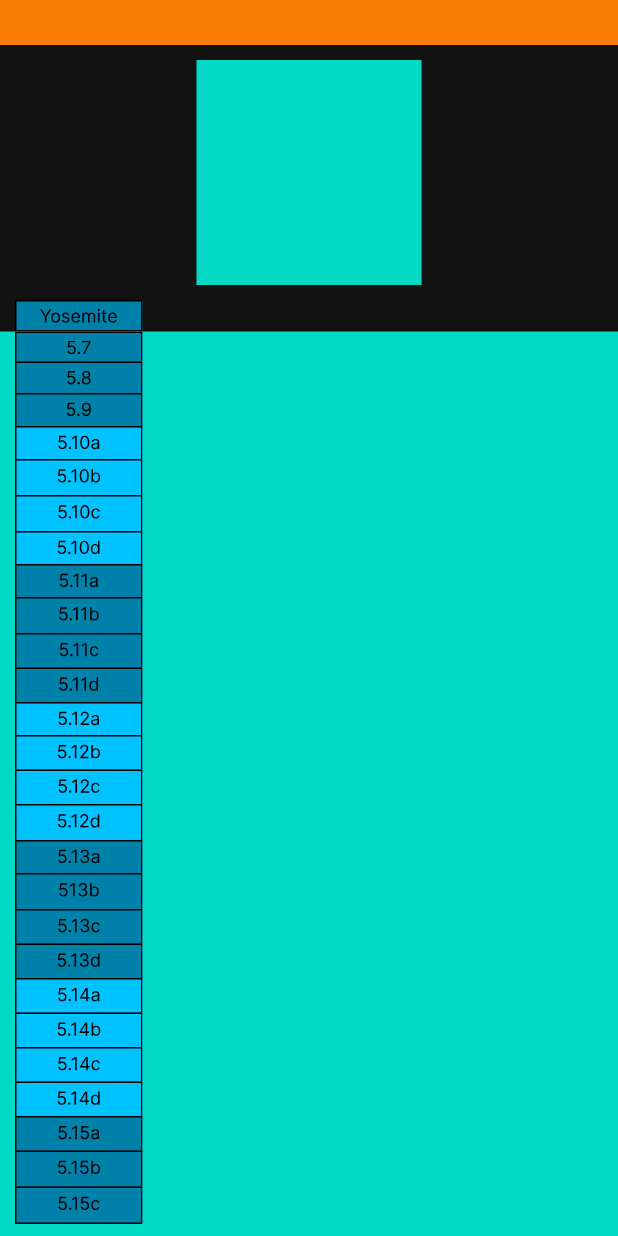
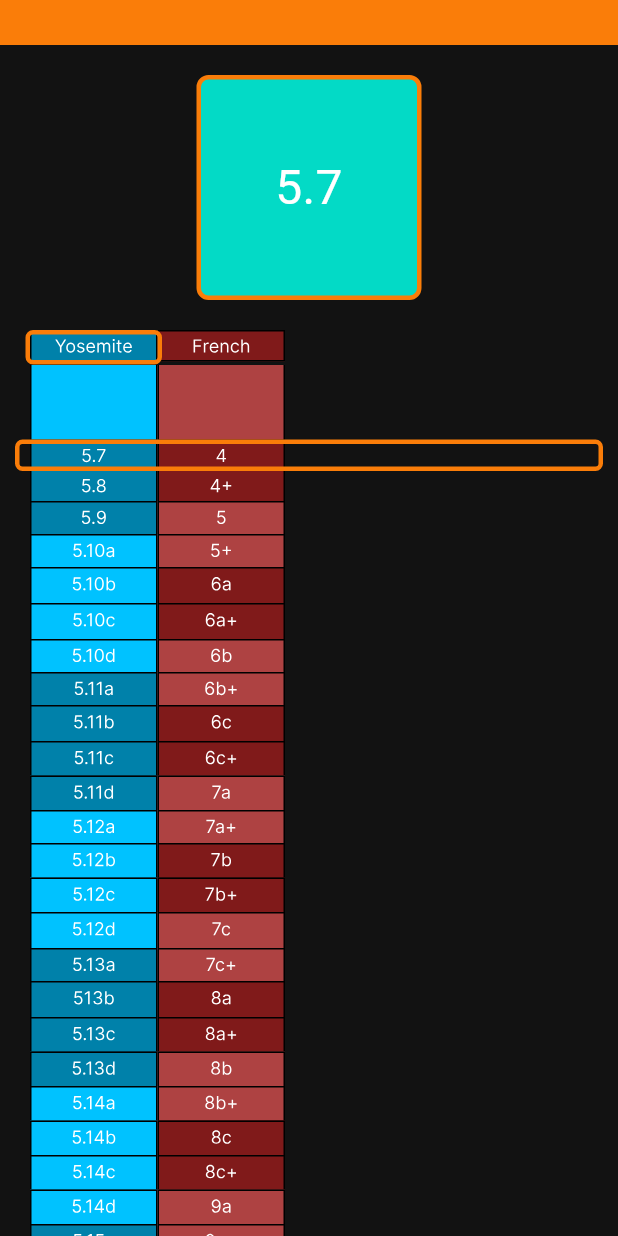
Before and after one commit to ivesklein/deGrades, a Flutter app: the screen it shows after launch, on a phone screen of 412 x 824 dp. Run offline on Flutter 3.47's test engine with Material 3 defaults, Android fonts, the phone set to English and light mode, and no system bars; our stand-ins replace flutter_svg.

```diff
--- /dev/null
+++ b/lib/grades/french.dart
@@ -0,0 +1,67 @@
+
+import 'package:degrades/grades/grade.dart';
+import 'package:flutter/material.dart';
+import 'package:flutter_svg/svg.dart';
+
+class FreGrade extends Grade{
+
+  @override
+  Widget get head => SvgPicture.asset(
+    "assets/freH.svg", semanticsLabel: 'french head'
+  );
+
+  @override
+  Widget get body => SvgPicture.asset(
+    "assets/freB.svg", semanticsLabel: 'french body'
+  );
+
+  final List<Map> _scalons = [
+    //{"h": 251, "y": 0, "label": "-"},
+      {"h": 21, "y": 250, "label": "4"},
+      {"h": 22, "y": 270, "label": "4+"},
+      {"h": 23, "y": 291, "label": "5"},
+      {"h": 23, "y": 313, "label": "5+"},
+      {"h": 25, "y": 335, "label": "6a"},
+      {"h": 25, "y": 359, "label": "6a+"},
+      {"h": 23, "y": 383, "label": "6b"},
+      {"h": 23, "y": 405, "label": "6b+"},
+      {"h": 25, "y": 427, "label": "6c"},
+      {"h": 24, "y": 451, "label": "6c+"},
+      {"h": 24, "y": 474, "label": "7a"},
+      {"h": 23, "y": 497, "label": "7a+"},
+      {"h": 24, "y": 519, "label": "7b"},
+      {"h": 24, "y": 542, "label": "7b+"},
+      {"h": 25, "y": 565, "label": "7c"},
+      {"h": 23, "y": 589, "label": "7c+"},
+      {"h": 25, "y": 611, "label": "8a"},
+      {"h": 24, "y": 635, "label": "8a+"},
+      {"h": 24, "y": 658, "label": "8b"},
+      {"h": 24, "y": 681, "label": "8b+"},
+      {"h": 24, "y": 704, "label": "8c"},
+      {"h": 24, "y": 727, "label": "8c+"},
+      {"h": 24, "y": 750, "label": "9a"},
+      {"h": 24, "y": 773, "label": "9a+"},
+      {"h": 25, "y": 796, "label": "9b"},
+      {"h": 25, "y": 820, "label": "9b+"},
+    //{"h": 300, "y": 845, "label": "+"},
+  ];
+
+  @override
+  Map getScalonAtY(int y) {
+
+    Map _scalon = _scalons[0];
+    for (Map e in _scalons) {
+      if(e["y"]>=y){
+        _scalon = e;
+        break;
+      }
+    }
+    return _scalon;
+  }
+
+  @override
+  List<Map> get scalons => _scalons;
+
+
+
+}
--- /dev/null
+++ b/lib/grades/grade.dart
@@ -0,0 +1,13 @@
+import 'package:flutter/material.dart';
+
+abstract class Grade{
+
+  Widget get head;
+  Widget get body;
+
+  List<Map> get scalons;
+
+  Map getScalonAtY(int y);
+
+
+}
--- /dev/null
+++ b/lib/grades/yosemite.dart
@@ -0,0 +1,72 @@
+
+import 'package:degrades/grades/grade.dart';
+import 'package:flutter/material.dart';
+import 'package:flutter_svg/svg.dart';
+
+class YosGrade extends Grade{
+
+  @override
+  Widget get head => SvgPicture.asset(
+    "assets/yosH.svg", semanticsLabel: 'yosemite head'
+  );
+
+  @override
+  Widget get body => SvgPicture.asset(
+    "assets/yosB.svg", semanticsLabel: 'yosemite body'
+  );
+
+  final List<Map> _scalons = [
+    //{"h": 251, "y": 0, "label": "-"},
+    {"h": 21, "y": 250, "label": "5.7"},
+    {"h": 22, "y": 270, "label": "5.8"},
+    {"h": 23, "y": 291, "label": "5.9"},
+    {"h": 23, "y": 313, "label": "5.10a"},
+    {"h": 25, "y": 335, "label": "5.10b"},
+    {"h": 25, "y": 359, "label": "5.10c"},
+    {"h": 23, "y": 383, "label": "5.10d"},
+    {"h": 23, "y": 405, "label": "5.11a"},
+    {"h": 25, "y": 427, "label": "5.11b"},
+    {"h": 24, "y": 451, "label": "5.11c"},
+    {"h": 24, "y": 474, "label": "5.11d"},
+    {"h": 23, "y": 497, "label": "5.12a"},
+    {"h": 24, "y": 519, "label": "5.12b"},
+    {"h": 24, "y": 542, "label": "5.12c"},
+    {"h": 25, "y": 565, "label": "5.12d"},
+    {"h": 23, "y": 589, "label": "5.13a"},
+    {"h": 25, "y": 611, "label": "5.13b"},
+    {"h": 24, "y": 635, "label": "5.13c"},
+    {"h": 24, "y": 658, "label": "5.13d"},
+    {"h": 24, "y": 681, "label": "5.14a"},
+    {"h": 24, "y": 704, "label": "5.14b"},
+    {"h": 24, "y": 727, "label": "5.14c"},
+    {"h": 24, "y": 750, "label": "5.14d"},
+    {"h": 24, "y": 773, "label": "5.15a"},
+    {"h": 25, "y": 796, "label": "5.15b"},
+    {"h": 25, "y": 820, "label": "5.15c"},
+    //{"h": 300, "y": 845, "label": "+"},
+  ];
+
+  @override
+  Map getScalonAtY(int y) {
+    Map scalon = _scalons.first;
+
+    for (Map e in _scalons) {
+      if (e["y"] >= y) {
+        scalon = e;
+        break;
+      }
+    }
+
+    if (y >= _scalons.last["y"]) {
+      scalon = _scalons.last;
+    }
+
+    return scalon;
+  }
+
+  @override
+  List<Map> get scalons => _scalons;
+
+
+
+}
--- a/lib/home.dart
+++ b/lib/home.dart
@@ -1,18 +1,12 @@
 
+import 'package:degrades/grades/french.dart';
+import 'package:degrades/grades/grade.dart';
+import 'package:degrades/grades/yosemite.dart';
 import 'package:flutter/material.dart';
 import 'package:flutter_svg/flutter_svg.dart';
 
 class Home extends StatefulWidget {
   const Home({super.key});
-
-  // This widget is the home page of your application. It is stateful, meaning
-  // that it has a State object (defined below) that contains fields that affect
-  // how it looks.
-
-  // This class is the configuration for the state. It holds the values (in this
-  // case the title) provided by the parent (in this case the App widget) and
-  // used by the build method of the State. Fields in a Widget subclass are
-  // always marked "final".
 
   @override
   State<Home> createState() => _HomeState();
@@ -22,16 +16,66 @@ class _HomeState extends State<Home> {
 
   ScrollController _controller = ScrollController();
 
+  final offsetFirst = 40;
+
+  List<Grade> grades = [
+    YosGrade(),
+    FreGrade(),
+  ];
+
+  Map scalon = {
+    "label": "--",
+    "h": 30
+  };
+
+  int selectedScale = 0;
+
   @override
   void initState() {
+
+    scalon = grades[selectedScale].scalons.first;
     super.initState();
 
+    Future.delayed(Durations.short1, () {
+      centerScroll();
+    },);
 
     _controller.addListener(() {
-      print(_controller.offset);
+
+      setState(() {
+        scalon = grades[selectedScale].getScalonAtY(_controller.offset.floor()+offsetFirst);
+      });
+
     });
 
   }
+
+  void centerScroll() async{
+    int pos = _controller.offset.floor();
+    int target = scalon["y"];
+
+    print("[scroll] pos:${pos} target:${target}");
+
+    if(pos!=target-50){
+      print("going");
+      //_controller.animateTo(_controller.offset-target.toDouble(), duration: Duration(milliseconds: 200), curve: Curves.linear);
+      Future.delayed(Durations.short1, () async {
+        await _controller.animateTo((target-50), duration: const Duration(milliseconds: 100), curve: Curves.ease);
+        print("done?");
+      },);
+
+
+    }
+  }
+
+  selectGrade(Grade e) {
+    int pos = grades.indexOf(e);
+    setState(() {
+      selectedScale = pos;
+      scalon = grades[selectedScale].getScalonAtY(_controller.offset.floor()+offsetFirst);
+    });
+  }
+
 
   @override
   Widget build(BuildContext context) {
@@ -46,46 +90,101 @@ class _HomeState extends State<Home> {
               height: 30,
             ),
             Padding(
-              padding: const EdgeInsets.all(10.0),
+              padding: const EdgeInsets.all(20.0),
               child: Container(
-                color: Theme.of(context).colorScheme.secondary,
                 width: 150,
                 height: 150,
                 padding: EdgeInsets.all(10),
+                alignment: Alignment.center,
+                child: Text(scalon["label"], style: TextStyle(fontSize: 32), textAlign: TextAlign.center,),
+
+                decoration: BoxDecoration(
+                  color: Theme.of(context).colorScheme.secondary,
+                  border: Border.all(
+                    color: Theme.of(context).colorScheme.primary,
+                    width: 3
+                  ),
+                  borderRadius: BorderRadius.all(Radius.circular(8)),
+
+                ),
               ),
             ),
             Padding(
               padding: EdgeInsets.symmetric(horizontal: 10),
-              child: Row(
+              child: Stack(
                 children: [
-                   SvgPicture.asset(
-                    "assets/yosH.svg", semanticsLabel: 'yosemite head'
+                  Padding(
+                    padding: const EdgeInsets.symmetric(horizontal: 10),
+                    child: Row(
+                      children: [
+                        ...grades.map((e) => GestureDetector(onTap: (){selectGrade(e);},child: e.head,)).toList()
+                      ],
+                    ),
                   ),
+                  Padding(
+                    padding: EdgeInsets.only(top: 0, left: 7+selectedScale*85),
+                    child: Container(
+                      width: 91,
+                      height: 23,
+                      decoration: BoxDecoration(
+                        border: Border.all(
+                          color: Theme.of(context).colorScheme.primary,
+                          width: 3
+                        ),
+                        borderRadius: BorderRadius.all(Radius.circular(5))
+                      ),
+                    ),
+                  )
                 ],
               ),
+
             ),
-            Expanded(child: Container(
-              color: Theme.of(context).colorScheme.tertiary,
-              child:  ListView(
-                controller: _controller,
-                children: [
-                  Container(width: double.infinity,
-                    padding: EdgeInsets.symmetric(horizontal: 10),
-                    child: Row(
+            Expanded(child: Stack(
+              children: [
+                Container(
+                  //color: Theme.of(context).colorScheme.tertiary,
+                  child:  NotificationListener(
+                    child: ListView(
+                      controller: _controller,
                       children: [
-                        SvgPicture.asset(
-                          "assets/yosB.svg",
-                          semanticsLabel: 'yosemite'
+                        Container(width: double.infinity,
+                          padding: EdgeInsets.symmetric(horizontal: 20),
+                          child: Row(
+                            children: [
+                              ...grades.map((e) => e.body).toList()
+                            ],
+                          ),
                         ),
                       ],
                     ),
+                    onNotification: (notification) {
+                      if (notification is ScrollEndNotification) {
+                        centerScroll();
+                      }
+                      return true;
+                    },
+                  )
+                ),
+                Padding(
+                  padding: EdgeInsets.only(top: 50, left: 10, right: 10),
+                  child: Container(
+                    width: double.infinity,
+                    height: (scalon["h"] as int).toDouble(),
+                    decoration: BoxDecoration(
+                      border: Border.all(
+                        color: Theme.of(context).colorScheme.primary,
+                        width: 3
+                      ),
+                      borderRadius: BorderRadius.all(Radius.circular(5))
+                    ),
                   ),
-                ],
-              )
+                )
+              ],
             ))
           ],
         ),
       ),
     );
   }
+
 }
```
Also changed, not shown: assets/freB.svg (added), assets/freH.svg (added), assets/yosB.svg, assets/yosH.svg.
